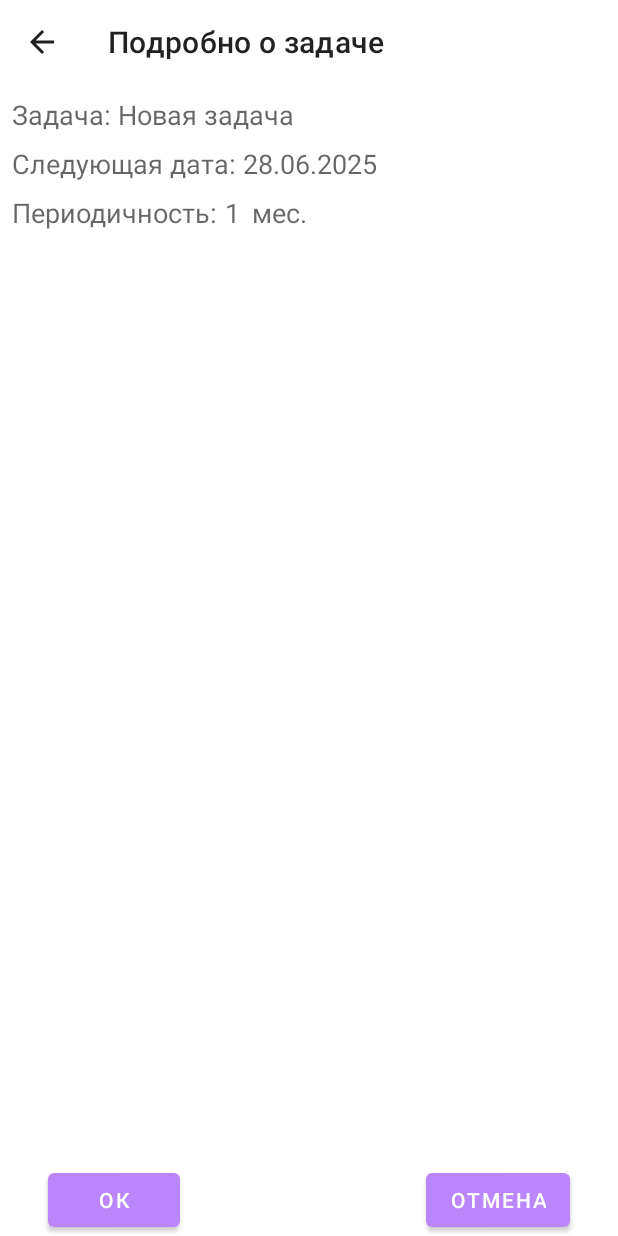
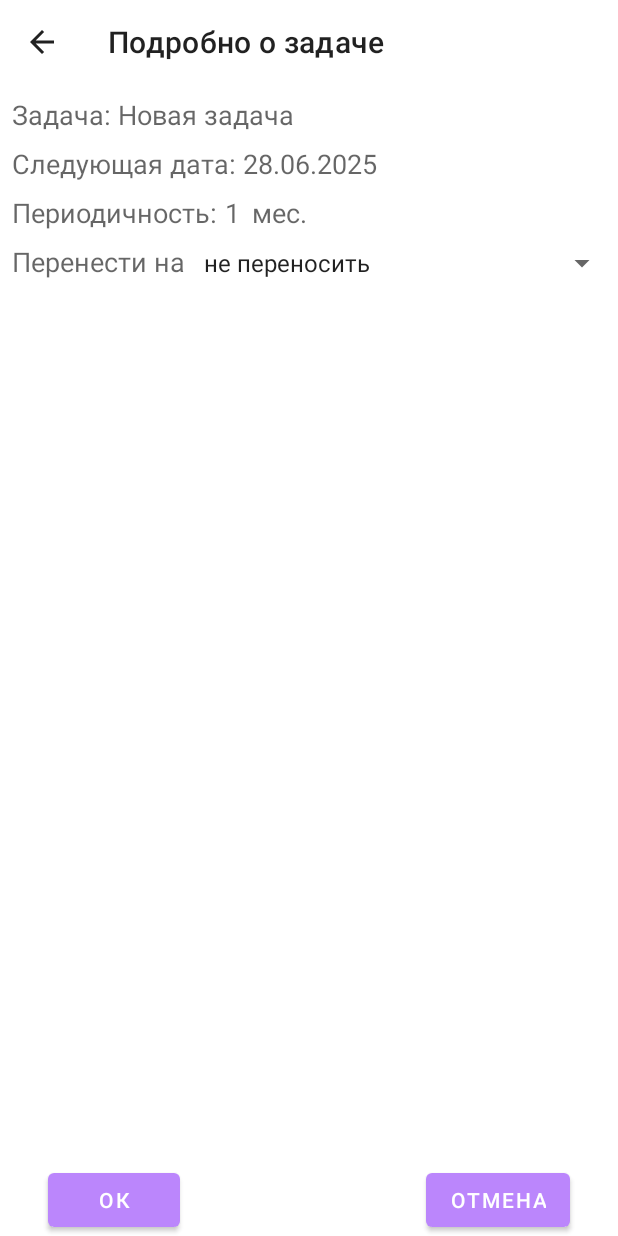
Before and after one commit to Lisss79/MyPeriodicTasks, an Android app: the screen it shows after launch (DetailsActivity), in the options menu, after a tap on "Добавить задачу", on a phone screen of 412 x 824 dp. Run offline under Robolectric (Android 15) with nearby library versions, the phone set to English and light mode, and no system bars; libraries missing offline, so code that uses them is left out: com.google.api.services.

Commit message:
Добавлен перенос даты

```diff
--- a/app/src/main/java/com/lisss79/android/myperiodictasks/App.java
+++ b/app/src/main/java/com/lisss79/android/myperiodictasks/App.java
@@ -6,16 +6,18 @@ import com.google.android.gms.auth.api.signin.GoogleSignInAccount;
 import com.google.api.services.drive.Drive;
 import com.google.api.services.drive.model.FileList;
 
+import java.lang.ref.WeakReference;
 import java.util.Collection;
 
 public class App extends Application {
 
-    public static App instance;
+    private static App instance;
     private Drive drive;
     private FileList fileList;
     private GoogleSignInAccount account;
     private Collection<String> scopes;
     private GoogleDriveFilesActivity googleDriveFilesActivity;
+    private WeakReference<MainActivity> mainActivity;
 
     @Override
     public void onCreate() {
@@ -67,4 +69,11 @@ public class App extends Application {
         this.googleDriveFilesActivity = googleDriveFilesActivity;
     }
 
+    public MainActivity getMainActivity() {
+        return mainActivity.get();
+    }
+
+    public void setMainActivity(MainActivity mainActivity) {
+        this.mainActivity = new WeakReference<>(mainActivity);
+    }
 }
--- a/app/src/main/java/com/lisss79/android/myperiodictasks/DailyReceiver.java
+++ b/app/src/main/java/com/lisss79/android/myperiodictasks/DailyReceiver.java
@@ -10,27 +10,17 @@ import android.graphics.Bitmap;
 import android.graphics.BitmapFactory;
 import android.graphics.Color;
 import android.media.RingtoneManager;
-import android.os.Parcelable;
-import android.widget.Toast;
 
 import androidx.core.app.NotificationCompat;
 
-import java.io.File;
-import java.io.FileInputStream;
-import java.io.FileNotFoundException;
-import java.io.IOException;
-import java.io.ObjectInputStream;
-import java.io.Serializable;
 import java.time.LocalDate;
 import java.util.ArrayList;
-import java.util.LinkedList;
-import java.util.List;
 
 public class DailyReceiver extends BroadcastReceiver {
     private ArrayList<String> mTasksList;// название задачи
     private ArrayList<LocalDate> mDateList; // ближайшая дата
-    //private ArrayList<Integer> mPeriodList; // период между уведомлениями
-    //private ArrayList<Boolean> mLengthPeriodList; // true - месяцев, false - дней
+    private ArrayList<Integer> mPeriodList; // период между уведомлениями
+    private ArrayList<Boolean> mLengthPeriodList; // true - месяцев, false - дней
     private ArrayList<Boolean> isActive;
 
     private int notification_hour;
@@ -43,6 +33,14 @@ public class DailyReceiver extends BroadcastReceiver {
     private int NOTIFICATION_ID; // ID уведомлений
     private Context context;
     private int colorPrimary;
+
+    private final String mName = "NAME_OF_TASK";
+    private final String mDateYear = "DATE_YEAR__OF_TASK";
+    private final String mDateMonth = "DATE_MONTH_OF_TASK";
+    private final String mDateDay = "DATE_DAY_OF_TASK";
+    private final String mPeriod = "PERIOD_OF_TASK";
+    private final String mLengthPeriod = "LENGTH_PERIOD_OF_TASK";
+    private final String mNotificationId = "NOTIFICATION_ID";
 
     @Override
     public void onReceive(Context context, Intent intent) {
@@ -112,8 +110,8 @@ public class DailyReceiver extends BroadcastReceiver {
     private void getDataFromIntent(Intent intent) {
         mTasksList = (ArrayList<String>) intent.getSerializableExtra("TASKS_LIST");
         mDateList = (ArrayList<LocalDate>) intent.getSerializableExtra("DATE_LIST");
-        //mPeriodList = (ArrayList<Integer>) intent.getSerializableExtra("PERIOD_LIST");
-        //mLengthPeriodList = (ArrayList<Boolean>) intent.getSerializableExtra("LENGTH_PERIOD_LIST");
+        mPeriodList = (ArrayList<Integer>) intent.getSerializableExtra("PERIOD_LIST");
+        mLengthPeriodList = (ArrayList<Boolean>) intent.getSerializableExtra("LENGTH_PERIOD_LIST");
         isActive = (ArrayList<Boolean>) intent.getSerializableExtra("IS_ACTIVE");
         notification_hour = intent.getIntExtra("NOTIFICATION_HOUR" ,-1);
         colorPrimary = intent.getIntExtra("COLOR_PRIMARY", -1);
@@ -135,6 +133,18 @@ public class DailyReceiver extends BroadcastReceiver {
 
     // создать builder уведомлений
     private NotificationCompat.Builder getNotificationBuilder(int NOTIFICATION_ID, String currTask, boolean outOfDate) {
+
+        LocalDate localDate = mDateList.get(NOTIFICATION_ID);
+        Intent clickIntent = new Intent(context, DetailsActivity.class);
+        clickIntent.putExtra(mName, mTasksList.get(NOTIFICATION_ID));
+        clickIntent.putExtra(mDateYear, localDate.getYear());
+        clickIntent.putExtra(mDateMonth, localDate.getMonthValue());
+        clickIntent.putExtra(mDateDay, localDate.getDayOfMonth());
+        clickIntent.putExtra(mPeriod, mPeriodList.get(NOTIFICATION_ID));
+        clickIntent.putExtra(mLengthPeriod, mLengthPeriodList.get(NOTIFICATION_ID));
+        clickIntent.putExtra(mNotificationId, NOTIFICATION_ID);
+        PendingIntent clickPendingIntent2 = PendingIntent.getActivity(context, 0,
+                clickIntent, PendingIntent.FLAG_UPDATE_CURRENT | PendingIntent.FLAG_IMMUTABLE);
 
         // создание intent'а для кнопки "отметить выполненным"
         Intent doneIntent = new Intent(context, ClearNotificationReceiver.class);
@@ -159,7 +169,7 @@ public class DailyReceiver extends BroadcastReceiver {
                             .setContentTitle(currTask) // заголовок уведомления
                             .setContentText(text) // текст уведомления
                             .setSmallIcon(R.drawable.ic_task_notify) // иконка увдомления (обязательно)
-                            .setContentIntent(clickPendingIntent) // действие при нажатии
+                            .setContentIntent(clickPendingIntent2) // действие при нажатии
                             .setAutoCancel(false) // закрывать после клика
                             // большая картинка справа уведомления
                             .setLargeIcon(myLogo)
--- a/app/src/main/java/com/lisss79/android/myperiodictasks/DetailsActivity.java
+++ b/app/src/main/java/com/lisss79/android/myperiodictasks/DetailsActivity.java
@@ -1,14 +1,19 @@
 package com.lisss79.android.myperiodictasks;
 
 import android.annotation.SuppressLint;
+import android.app.NotificationManager;
+import android.content.Context;
 import android.content.DialogInterface;
 import android.content.Intent;
 import android.os.Bundle;
 import android.view.LayoutInflater;
 import android.view.View;
+import android.widget.AdapterView;
+import android.widget.ArrayAdapter;
 import android.widget.EditText;
 import android.widget.NumberPicker;
 import android.widget.RadioButton;
+import android.widget.Spinner;
 import android.widget.TextView;
 
 import androidx.appcompat.app.AlertDialog;
@@ -17,8 +22,10 @@ import androidx.appcompat.widget.Toolbar;
 import androidx.core.view.ViewCompat;
 import androidx.core.view.WindowInsetsCompat;
 
+import java.time.DayOfWeek;
 import java.time.LocalDate;
 import java.time.format.DateTimeFormatter;
+import java.time.temporal.TemporalAdjusters;
 
 public class DetailsActivity extends AppCompatActivity {
     private final String mName = "NAME_OF_TASK";
@@ -27,15 +34,17 @@ public class DetailsActivity extends AppCompatActivity {
     private final String mDateDay = "DATE_DAY_OF_TASK";
     private final String mPeriod = "PERIOD_OF_TASK";
     private final String mLengthPeriod = "LENGTH_PERIOD_OF_TASK";
+    private final String mNotificationId = "NOTIFICATION_ID";
     private LocalDate currDate;
     private String currName;
-    private int currYear, currMonth, currDay, currPeriod;
+    private int currYear, currMonth, currDay, currPeriod, NOTIFICATION_ID;
     private boolean currLengthPeriod;
+    private LocalDate originalDate;
     private TextView detNameTextView, detDateTextView, detPeriodTextView, detLengthPeriodTextView;
     private EditText nameEditText;
     private NumberPicker periodNumberPicker;
     private RadioButton monthRadioButton, dayRadioButton;
-    DateTimeFormatter formatter; // формат даты для показа
+    DateTimeFormatter formatter = DateTimeFormatter.ofPattern("dd.MM.yyyy"); // формат даты для показа
 
     @SuppressLint("NewApi")
     @Override
@@ -69,10 +78,6 @@ public class DetailsActivity extends AppCompatActivity {
 
         Intent intent = getIntent();
 
-        if(((MainActivity) MainActivity.context) !=null) {
-            formatter = ((MainActivity) MainActivity.context).formatter;
-        }
-
         currName = intent.getStringExtra(mName);
         detNameTextView = findViewById(R.id.det_name_textView);
 
@@ -80,6 +85,8 @@ public class DetailsActivity extends AppCompatActivity {
         currYear = intent.getIntExtra(mDateYear, 0);
         currMonth = intent.getIntExtra(mDateMonth, 0);
         currDay = intent.getIntExtra(mDateDay, 0);
+        originalDate = LocalDate.of(currYear, currMonth, currDay);
+        currDate = originalDate;
         detDateTextView = findViewById(R.id.det_date_textView);
 
         currPeriod = intent.getIntExtra(mPeriod, 0);
@@ -88,8 +95,55 @@ public class DetailsActivity extends AppCompatActivity {
         currLengthPeriod = intent.getBooleanExtra(mLengthPeriod, true);
         detLengthPeriodTextView = findViewById(R.id.det_length_period_textView);
 
+        NOTIFICATION_ID = intent.getIntExtra(mNotificationId, -1);
+
+        installSpinner();
         refreshView();
+    }
 
+    private void installSpinner() {
+        Spinner spinner = findViewById(R.id.change_time_spinner);
+        ArrayAdapter<CharSequence> adapter = ArrayAdapter.createFromResource(
+                this,
+                R.array.change_time_array,
+                android.R.layout.simple_spinner_item
+        );
+        adapter.setDropDownViewResource(android.R.layout.simple_spinner_dropdown_item);
+        spinner.setAdapter(adapter);
+        spinner.setOnItemSelectedListener(new AdapterView.OnItemSelectedListener() {
+            @Override
+            public void onItemSelected(AdapterView<?> parent, View view, int position, long id) {
+                switch (position) {
+                    case 0: {
+                        currDate = originalDate;
+                        break;
+                    }
+                    case 1: {
+                        currDate = originalDate.with(TemporalAdjusters.next(DayOfWeek.SATURDAY));
+                        break;
+                    }
+                    case 2: {
+                        currDate = originalDate.with(TemporalAdjusters.next(DayOfWeek.SUNDAY));
+                        break;
+                    }
+                    case 3: {
+                        currDate = originalDate.plusDays(7);
+                        break;
+                    }
+                    case 4: {
+                        currDate = originalDate.plusDays(1);
+                        break;
+                    }
+                }
+                currYear = currDate.getYear();
+                currMonth = currDate.getMonthValue();
+                currDay = currDate.getDayOfMonth();
+                refreshView();
+            }
+            @Override
+            public void onNothingSelected(AdapterView<?> parent) {
+            }
+        });
     }
 
     private View.OnClickListener listenerNavButton = new View.OnClickListener() {
@@ -101,6 +155,10 @@ public class DetailsActivity extends AppCompatActivity {
 
     // подтверждение - нажата ОК
     public void onClickOK(View view) {
+        NotificationManager  mNotifyManager = (NotificationManager) getSystemService(Context.NOTIFICATION_SERVICE);
+        if (NOTIFICATION_ID > -1) mNotifyManager.cancel(NOTIFICATION_ID);
+
+
         Intent replyIntent = new Intent();
 
         replyIntent.putExtra(mName, currName);
--- a/app/src/main/java/com/lisss79/android/myperiodictasks/MainActivity.java
+++ b/app/src/main/java/com/lisss79/android/myperiodictasks/MainActivity.java
@@ -84,7 +84,6 @@ public class MainActivity extends AppCompatActivity {
     private static final int NOTIFICATION_ID = 0; // ID уведомлений
     private int colorPrimary; // цвет Color Primary
     private int notification_hour = 14; // час выдачи уведомлений о задачах, если >100, включен режим "3 мин"
-    static Context context;
     private String ACTION_CHECK_TASKS; // значение action для локальной рассылки
     LoadAndSaveData loadAndSaveData; // класс с методами загрузки/сохранения
     DateTimeFormatter formatter = DateTimeFormatter.ofPattern("dd.MM.yyyy"); // формат даты для показа
@@ -141,6 +140,7 @@ public class MainActivity extends AppCompatActivity {
     protected void onCreate(Bundle savedInstanceState) {
         super.onCreate(savedInstanceState);
         setContentView(R.layout.activity_main);
+        App.getInstance().setMainActivity(this);
 
         ViewCompat.setOnApplyWindowInsetsListener(findViewById(R.id.main_root_view),
                 (view, insets) -> {
@@ -174,7 +174,6 @@ public class MainActivity extends AppCompatActivity {
         prepareCollapsingLayout();
 
         no_tasksTextView = findViewById(R.id.no_tasks_textView);
-        context = this;
 
         loadData(); // загрузить сохраненные данные из памяти телефона
         if (sortData()) saveData(); // отсортировать и сохранить если нужно
@@ -443,7 +442,7 @@ public class MainActivity extends AppCompatActivity {
                 LocalBroadcastManager.getInstance(this).sendBroadcast(alarmIntent);
                 return true;
             case R.id.mark_done: // сбросить уведомления
-                mNotifyManager = (NotificationManager) context.getSystemService(Context.NOTIFICATION_SERVICE);
+                mNotifyManager = (NotificationManager) getSystemService(Context.NOTIFICATION_SERVICE);
                 mNotifyManager.cancelAll();
                 return true;
             default:
@@ -694,7 +693,7 @@ public class MainActivity extends AppCompatActivity {
     // проверка наличия активных уведомлений от приложения
     public boolean checkForActiveNotifications() {
         boolean activeNotifications = false;
-        mNotifyManager = (NotificationManager) context.getSystemService(Context.NOTIFICATION_SERVICE);
+        mNotifyManager = (NotificationManager) getSystemService(Context.NOTIFICATION_SERVICE);
         notifications = mNotifyManager.getActiveNotifications();
         for (int i = 0; i < notifications.length; i++) {
             if (getPackageName().equals(notifications[i].getPackageName())) {
--- a/app/src/main/res/layout/activity_details.xml
+++ b/app/src/main/res/layout/activity_details.xml
@@ -112,4 +112,24 @@
         app:layout_constraintBottom_toBottomOf="parent"
         app:layout_constraintEnd_toEndOf="parent" />
 
+    <TextView
+        android:id="@+id/change_time_textView"
+        android:layout_width="wrap_content"
+        android:layout_height="wrap_content"
+        android:paddingLeft="8dp"
+        android:paddingTop="8dp"
+        android:text="Перенести на "
+        android:textAppearance="@style/TextAppearance.AppCompat.Medium"
+        app:layout_constraintStart_toStartOf="parent"
+        app:layout_constraintTop_toBottomOf="@+id/textView3" />
+
+    <Spinner
+        android:id="@+id/change_time_spinner"
+        android:layout_width="0dp"
+        android:layout_height="wrap_content"
+        android:spinnerMode="dropdown"
+        app:layout_constraintBaseline_toBaselineOf="@+id/change_time_textView"
+        app:layout_constraintEnd_toEndOf="parent"
+        app:layout_constraintStart_toEndOf="@+id/change_time_textView" />
+
 </androidx.constraintlayout.widget.ConstraintLayout>
--- a/app/src/main/res/menu/main_menu.xml
+++ b/app/src/main/res/menu/main_menu.xml
@@ -1,6 +1,5 @@
 <?xml version="1.0" encoding="utf-8"?>
-<menu xmlns:android="http://schemas.android.com/apk/res/android"
-    xmlns:app="http://schemas.android.com/apk/res-auto">
+<menu xmlns:android="http://schemas.android.com/apk/res/android">
 
     <group android:id="@+id/addRemoveTask">
         <item
@@ -22,6 +21,9 @@
     <item
         android:id="@+id/notification_time"
         android:title="Время уведомлений" />
+    <item
+        android:id="@+id/check_now"
+        android:title="Проверить сейчас" />
     <group android:id="@+id/config">
         <item
             android:id="@+id/saveConfig"
@@ -39,9 +41,6 @@
                     android:id="@+id/mark_done"
                     android:title="Очистить уведомления" />
                 <item
-                    android:id="@+id/check_now"
-                    android:title="Проверить сейчас" />
-                <item
                     android:id="@+id/three_min_timer"
                     android:checkable="true"
                     android:checked="false"
--- a/app/src/main/res/values/strings.xml
+++ b/app/src/main/res/values/strings.xml
@@ -8,4 +8,11 @@
     <string name="done_shift">Выполнено, сдвинуть дату</string>
     <string name="about_text">Программа разработана для периодических напоминаний о разных задачах. Для ее корректной работы на телефонах Huawei, Honor, Xiaomi и возможно каких-то еще необходимо разрешить автозапуск приложения в настройках андроида.</string>
     <string name="app_full_title">Мои периодические задачи v1.3</string>
+    <string-array name="change_time_array">
+        <item>не переносить</item>
+        <item>ближайшую субботу</item>
+        <item>ближайшее воскресенье</item>
+        <item>неделю</item>
+        <item>завтра</item>
+    </string-array>
 </resources>
```
Also changed, not shown: app/src/main/java/com/lisss79/android/myperiodictasks/ClearNotificationReceiver.java (+3 -7 lines), app/src/main/java/com/lisss79/android/myperiodictasks/GoogleDriveFilesActivity.java (+7 -7 lines).
